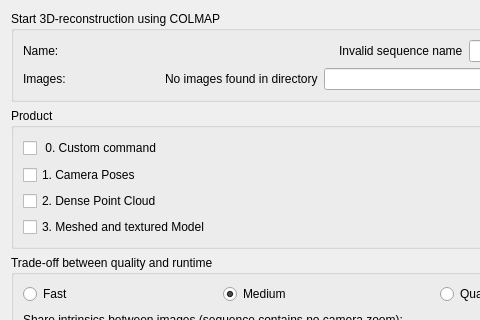
Old version of the form iVS3D/src/iVS3D-core/ots/colmapwrapper/colmapnewproductdialog.ui in the repository iVS3D/iVS3D; both pictures show x 0 to 480 and y 0 to 320 of the 766 by 835 pixel window.
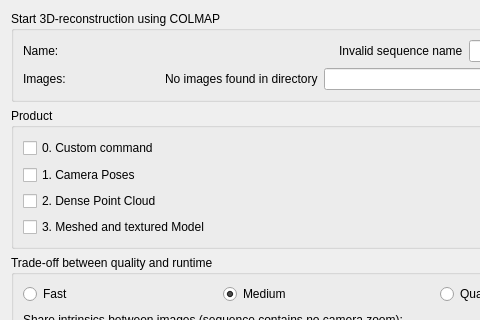
New version of the form. Icons and pictures are not drawn.

Commit message: * fix minor formating bugs in new product dialog * list of 3d reconstruction tools now scales with the size of the dialog box * fix bug: aditional settings not appearing

```diff
--- a/iVS3D/src/iVS3D-core/ots/colmapwrapper/colmapnewproductdialog.ui
+++ b/iVS3D/src/iVS3D-core/ots/colmapwrapper/colmapnewproductdialog.ui
@@ -191,7 +191,7 @@
         <item>
          <widget class="QCheckBox" name="cb_customCommand">
           <property name="text">
-           <string> 0. Custom command </string>
+           <string>0. Custom command </string>
           </property>
          </widget>
         </item>
```
The commit also changes 2 other files.
